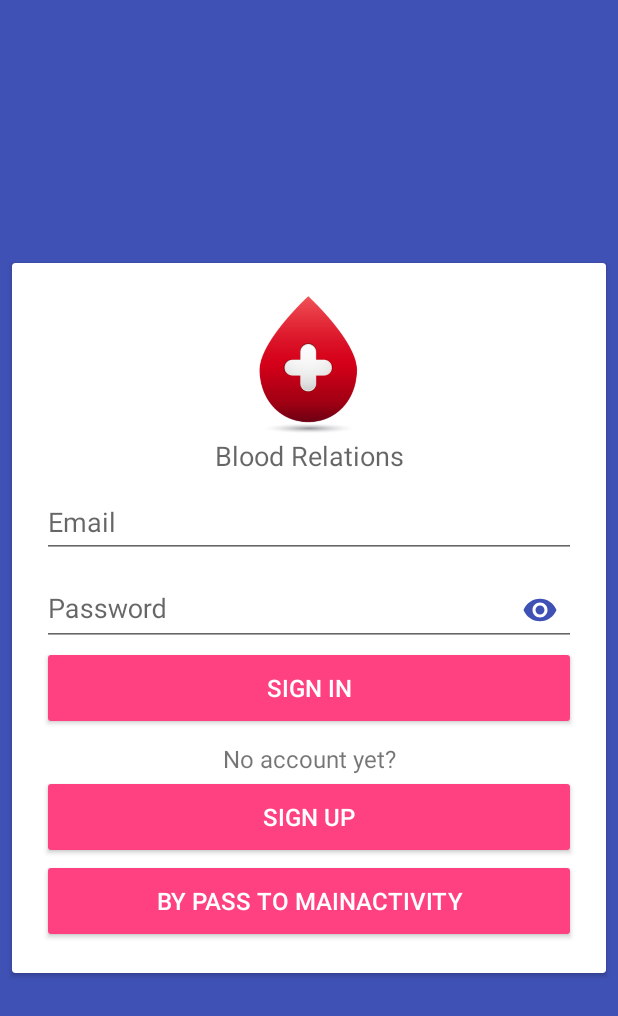
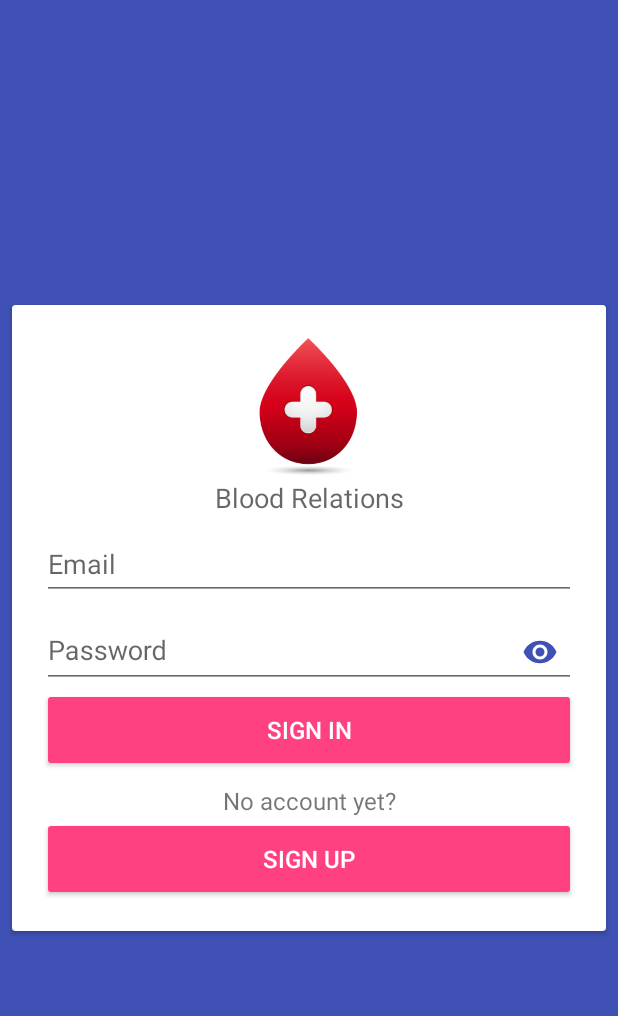
Before and after one commit to TheDorkKnightRises/BloodRelations, an Android app: the layout activity_login.xml on its own in the app's theme, with its tools: preview values and no code run, on a phone screen of 412 x 824 dp. Shown: the top 1016 px of the screen. Run offline under Robolectric (Android 15) with nearby library versions, the phone set to English and light mode, and no system bars.

Commit message:
Bypass to mainActivity removed

```diff
--- a/app/src/main/java/smartindia/santas/bloodrelations/activities/LoginActivity.java
+++ b/app/src/main/java/smartindia/santas/bloodrelations/activities/LoginActivity.java
@@ -158,14 +158,14 @@ public class LoginActivity extends AppCompatActivity implements LoaderManager.Lo
                     });
 
                     //TODO : Delete bypass
-                    Button button = (Button)findViewById(R.id.bypass);
+                    /*Button button = (Button)findViewById(R.id.bypass);
                     button.setOnClickListener(new View.OnClickListener() {
                         @Override
                         public void onClick(View view) {
                             startActivity(new Intent(LoginActivity.this,MainActivity.class));
                             finish();
                         }
-                    });
+                    });*/
 
                     mLoginFormView = findViewById(R.id.login_form);
                     mProgressView = findViewById(R.id.login_progress);
--- a/app/src/main/res/layout/activity_login.xml
+++ b/app/src/main/res/layout/activity_login.xml
@@ -135,14 +135,6 @@
                         android:text="@string/action_sign_up_short"
                         android:textSize="16sp" />
 
-                    <Button
-                        android:id="@+id/bypass"
-                        style="@style/Base.Widget.AppCompat.Button.Colored"
-                        android:layout_width="match_parent"
-                        android:layout_height="wrap_content"
-                        android:minHeight="56dp"
-                        android:text="By Pass to mainactivity"
-                        android:textSize="16sp" />
 
                 </LinearLayout>
             </ScrollView>
```
